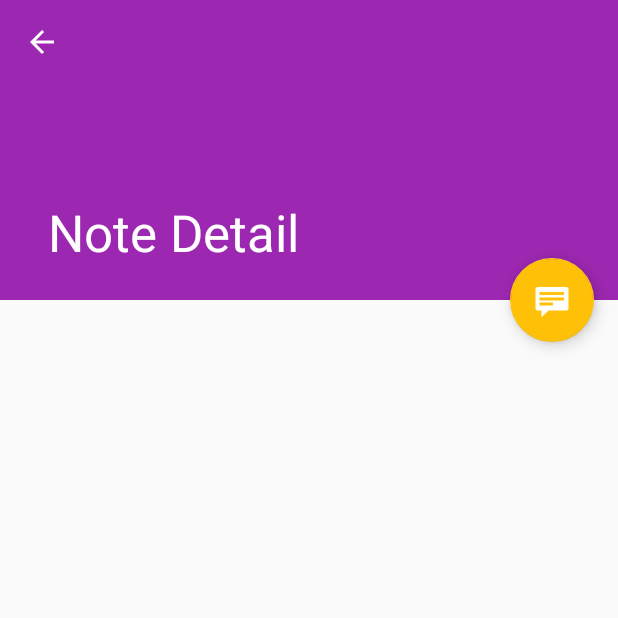
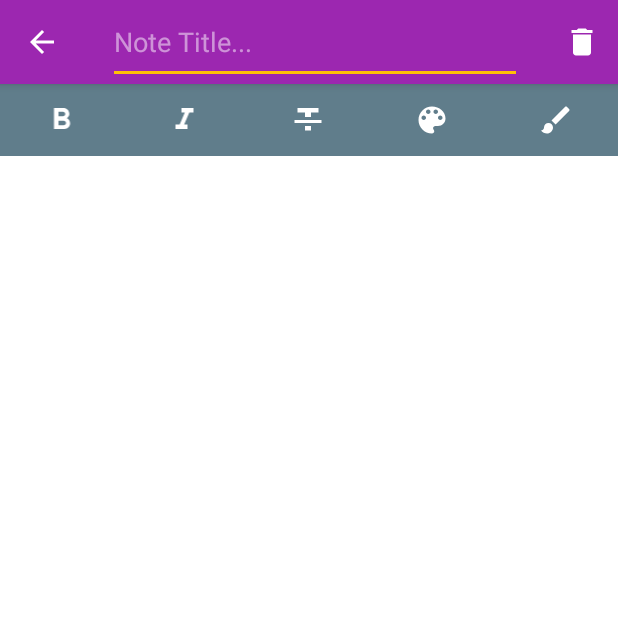
Before and after one commit to hamidrezasahraei/Notella, an Android app: the NoteDetailActivity screen opened directly, with no data from a screen before it, on a phone screen of 412 x 824 dp, the top half of it. Run offline under Robolectric (Android 15) with nearby library versions, the phone set to English and light mode, and no system bars.

Commit message:
- Write Note Layout added (need working yet)

```diff
--- a/app/src/main/java/sahraei/hamidreza/com/notella/Adapter/NoteListAdapter.java
+++ b/app/src/main/java/sahraei/hamidreza/com/notella/Adapter/NoteListAdapter.java
@@ -133,7 +133,7 @@ public class NoteListAdapter extends RecyclerView.Adapter<RecyclerView.ViewHolde
                                     .commit();
                         }else {
                             Intent intent = new Intent(mContext, NoteDetailActivity.class);
-                            intent.putExtra(NoteDetailFragment.ARG_ITEM_ID, noteItemViewHolder.note.getId());
+//                            intent.putExtra(NoteDetailFragment.ARG_ITEM_ID, noteItemViewHolder.note.getId());
 
                             mContext.startActivity(intent);
                         }
--- a/app/src/main/java/sahraei/hamidreza/com/notella/NoteDetailActivity.java
+++ b/app/src/main/java/sahraei/hamidreza/com/notella/NoteDetailActivity.java
@@ -5,6 +5,7 @@ import android.os.Bundle;
 import android.support.design.widget.FloatingActionButton;
 import android.support.design.widget.Snackbar;
 import android.support.v7.widget.Toolbar;
+import android.view.Menu;
 import android.view.View;
 import android.support.v7.app.AppCompatActivity;
 import android.support.v7.app.ActionBar;
@@ -26,14 +27,14 @@ public class NoteDetailActivity extends AppCompatActivity {
         Toolbar toolbar = (Toolbar) findViewById(R.id.detail_toolbar);
         setSupportActionBar(toolbar);
 
-        FloatingActionButton fab = (FloatingActionButton) findViewById(R.id.fab);
-        fab.setOnClickListener(new View.OnClickListener() {
-            @Override
-            public void onClick(View view) {
-                Snackbar.make(view, "Replace with your own detail action", Snackbar.LENGTH_LONG)
-                        .setAction("Action", null).show();
-            }
-        });
+//        FloatingActionButton fab = (FloatingActionButton) findViewById(R.id.fab);
+//        fab.setOnClickListener(new View.OnClickListener() {
+//            @Override
+//            public void onClick(View view) {
+//                Snackbar.make(view, "Replace with your own detail action", Snackbar.LENGTH_LONG)
+//                        .setAction("Action", null).show();
+//            }
+//        });
 
         // Show the Up button in the action bar.
         ActionBar actionBar = getSupportActionBar();
@@ -65,6 +66,16 @@ public class NoteDetailActivity extends AppCompatActivity {
     }
 
     @Override
+    public boolean onCreateOptionsMenu(Menu menu) {
+        getMenuInflater().inflate(R.menu.note_detail_activity_actions, menu);
+
+//        MenuItem searchItem = menu.findItem(R.id.action_search);
+//        SearchView searchView =
+//                (SearchView) MenuItemCompat.getActionView(searchItem);
+        return super.onCreateOptionsMenu(menu);
+    }
+
+    @Override
     public boolean onOptionsItemSelected(MenuItem item) {
         int id = item.getItemId();
         if (id == android.R.id.home) {
--- a/app/src/main/java/sahraei/hamidreza/com/notella/NoteDetailFragment.java
+++ b/app/src/main/java/sahraei/hamidreza/com/notella/NoteDetailFragment.java
@@ -48,10 +48,10 @@ public class NoteDetailFragment extends Fragment {
             //TODO: Load note into this page
 
             Activity activity = this.getActivity();
-            CollapsingToolbarLayout appBarLayout = (CollapsingToolbarLayout) activity.findViewById(R.id.toolbar_layout);
-            if (appBarLayout != null) {
-                appBarLayout.setTitle(mItem.getTitle());
-            }
+//            CollapsingToolbarLayout appBarLayout = (CollapsingToolbarLayout) activity.findViewById(R.id.toolbar_layout);
+//            if (appBarLayout != null) {
+//                appBarLayout.setTitle(mItem.getTitle());
+//            }
         }
     }
 
--- a/app/src/main/java/sahraei/hamidreza/com/notella/NoteListActivity.java
+++ b/app/src/main/java/sahraei/hamidreza/com/notella/NoteListActivity.java
@@ -74,7 +74,7 @@ public class NoteListActivity extends AppCompatActivity implements OpenFolderCal
     }
 
     private void setupRecyclerView(@NonNull RecyclerView recyclerView) {
-        NoteListAdapter noteListAdapter = new NoteListAdapter(getApplicationContext());
+        NoteListAdapter noteListAdapter = new NoteListAdapter(this);
         noteListAdapter.add(new Note("Test1","Salam"));
         noteListAdapter.add(new Note("Test2","Salam"));
         noteListAdapter.add(new Folder("Test3","Salam"));
--- /dev/null
+++ b/app/src/main/res/drawable/ic_brush_white_24dp.xml
@@ -0,0 +1,9 @@
+<vector xmlns:android="http://schemas.android.com/apk/res/android"
+        android:width="24dp"
+        android:height="24dp"
+        android:viewportWidth="24.0"
+        android:viewportHeight="24.0">
+    <path
+        android:fillColor="#FFFFFFFF"
+        android:pathData="M7,14c-1.66,0 -3,1.34 -3,3 0,1.31 -1.16,2 -2,2 0.92,1.22 2.49,2 4,2 2.21,0 4,-1.79 4,-4 0,-1.66 -1.34,-3 -3,-3zM20.71,4.63l-1.34,-1.34c-0.39,-0.39 -1.02,-0.39 -1.41,0L9,12.25 11.75,15l8.96,-8.96c0.39,-0.39 0.39,-1.02 0,-1.41z"/>
+</vector>
--- /dev/null
+++ b/app/src/main/res/drawable/ic_delete_white_24dp.xml
@@ -0,0 +1,9 @@
+<vector xmlns:android="http://schemas.android.com/apk/res/android"
+        android:width="24dp"
+        android:height="24dp"
+        android:viewportWidth="24.0"
+        android:viewportHeight="24.0">
+    <path
+        android:fillColor="#FFFFFFFF"
+        android:pathData="M6,19c0,1.1 0.9,2 2,2h8c1.1,0 2,-0.9 2,-2V7H6v12zM19,4h-3.5l-1,-1h-5l-1,1H5v2h14V4z"/>
+</vector>
--- /dev/null
+++ b/app/src/main/res/drawable/ic_edit_white_24dp.xml
@@ -0,0 +1,9 @@
+<vector xmlns:android="http://schemas.android.com/apk/res/android"
+        android:width="24dp"
+        android:height="24dp"
+        android:viewportWidth="24.0"
+        android:viewportHeight="24.0">
+    <path
+        android:fillColor="#FFFFFFFF"
+        android:pathData="M3,17.25V21h3.75L17.81,9.94l-3.75,-3.75L3,17.25zM20.71,7.04c0.39,-0.39 0.39,-1.02 0,-1.41l-2.34,-2.34c-0.39,-0.39 -1.02,-0.39 -1.41,0l-1.83,1.83 3.75,3.75 1.83,-1.83z"/>
+</vector>
--- /dev/null
+++ b/app/src/main/res/drawable/ic_format_bold_white_24dp.xml
@@ -0,0 +1,9 @@
+<vector xmlns:android="http://schemas.android.com/apk/res/android"
+        android:width="24dp"
+        android:height="24dp"
+        android:viewportWidth="24.0"
+        android:viewportHeight="24.0">
+    <path
+        android:fillColor="#FFFFFFFF"
+        android:pathData="M15.6,10.79c0.97,-0.67 1.65,-1.77 1.65,-2.79 0,-2.26 -1.75,-4 -4,-4L7,4v14h7.04c2.09,0 3.71,-1.7 3.71,-3.79 0,-1.52 -0.86,-2.82 -2.15,-3.42zM10,6.5h3c0.83,0 1.5,0.67 1.5,1.5s-0.67,1.5 -1.5,1.5h-3v-3zM13.5,15.5L10,15.5v-3h3.5c0.83,0 1.5,0.67 1.5,1.5s-0.67,1.5 -1.5,1.5z"/>
+</vector>
--- /dev/null
+++ b/app/src/main/res/drawable/ic_format_italic_white_24dp.xml
@@ -0,0 +1,9 @@
+<vector xmlns:android="http://schemas.android.com/apk/res/android"
+        android:width="24dp"
+        android:height="24dp"
+        android:viewportWidth="24.0"
+        android:viewportHeight="24.0">
+    <path
+        android:fillColor="#FFFFFFFF"
+        android:pathData="M10,4v3h2.21l-3.42,8H6v3h8v-3h-2.21l3.42,-8H18V4z"/>
+</vector>
--- /dev/null
+++ b/app/src/main/res/drawable/ic_format_strikethrough_white_24dp.xml
@@ -0,0 +1,9 @@
+<vector xmlns:android="http://schemas.android.com/apk/res/android"
+        android:width="24dp"
+        android:height="24dp"
+        android:viewportWidth="24.0"
+        android:viewportHeight="24.0">
+    <path
+        android:fillColor="#FFFFFFFF"
+        android:pathData="M10,19h4v-3h-4v3zM5,4v3h5v3h4V7h5V4H5zM3,14h18v-2H3v2z"/>
+</vector>
--- /dev/null
+++ b/app/src/main/res/drawable/ic_palette_white_24dp.xml
@@ -0,0 +1,9 @@
+<vector xmlns:android="http://schemas.android.com/apk/res/android"
+        android:width="24dp"
+        android:height="24dp"
+        android:viewportWidth="24.0"
+        android:viewportHeight="24.0">
+    <path
+        android:fillColor="#FFFFFFFF"
+        android:pathData="M12,3c-4.97,0 -9,4.03 -9,9s4.03,9 9,9c0.83,0 1.5,-0.67 1.5,-1.5 0,-0.39 -0.15,-0.74 -0.39,-1.01 -0.23,-0.26 -0.38,-0.61 -0.38,-0.99 0,-0.83 0.67,-1.5 1.5,-1.5L16,16c2.76,0 5,-2.24 5,-5 0,-4.42 -4.03,-8 -9,-8zM6.5,12c-0.83,0 -1.5,-0.67 -1.5,-1.5S5.67,9 6.5,9 8,9.67 8,10.5 7.33,12 6.5,12zM9.5,8C8.67,8 8,7.33 8,6.5S8.67,5 9.5,5s1.5,0.67 1.5,1.5S10.33,8 9.5,8zM14.5,8c-0.83,0 -1.5,-0.67 -1.5,-1.5S13.67,5 14.5,5s1.5,0.67 1.5,1.5S15.33,8 14.5,8zM17.5,12c-0.83,0 -1.5,-0.67 -1.5,-1.5S16.67,9 17.5,9s1.5,0.67 1.5,1.5 -0.67,1.5 -1.5,1.5z"/>
+</vector>
--- a/app/src/main/res/layout/activity_note_detail.xml
+++ b/app/src/main/res/layout/activity_note_detail.xml
@@ -1,53 +1,50 @@
-<android.support.design.widget.CoordinatorLayout xmlns:android="http://schemas.android.com/apk/res/android"
+<?xml version="1.0" encoding="utf-8"?>
+<RelativeLayout xmlns:android="http://schemas.android.com/apk/res/android"
     xmlns:app="http://schemas.android.com/apk/res-auto"
     xmlns:tools="http://schemas.android.com/tools"
     android:layout_width="match_parent"
     android:layout_height="match_parent"
     android:fitsSystemWindows="true"
-    tools:context="sahraei.hamidreza.com.notella.NoteDetailActivity"
-    tools:ignore="MergeRootFrame">
+    android:theme="@style/AppTheme.NoActionBar"
+    tools:context="sahraei.hamidreza.com.notella.NoteDetailActivity">
 
     <android.support.design.widget.AppBarLayout
         android:id="@+id/app_bar"
         android:layout_width="match_parent"
-        android:layout_height="@dimen/app_bar_height"
-        android:fitsSystemWindows="true"
-        android:theme="@style/ThemeOverlay.AppCompat.Dark.ActionBar">
+        android:layout_height="wrap_content"
+        android:theme="@style/AppTheme.AppBarOverlay">
 
-        <android.support.design.widget.CollapsingToolbarLayout
-            android:id="@+id/toolbar_layout"
+        <android.support.v7.widget.Toolbar
+            android:id="@+id/detail_toolbar"
             android:layout_width="match_parent"
-            android:layout_height="match_parent"
-            android:fitsSystemWindows="true"
-            app:contentScrim="?attr/colorPrimary"
-            app:layout_scrollFlags="scroll|exitUntilCollapsed"
-            app:toolbarId="@+id/toolbar">
+            android:layout_height="?attr/actionBarSize"
+            >
+            <EditText
+                android:layout_width="match_parent"
+                android:layout_height="match_parent"
+                android:id="@+id/myEditText"
+                android:hint="Note Title..."
+                android:inputType="text"
+                android:textIsSelectable="false"
+                android:maxLength="100"
+                android:layout_marginEnd="16dp"
+                android:layout_marginRight="16dp"
+                android:layout_marginStart="16dp"
+                android:layout_marginLeft="16dp"
+                />
 
-            <android.support.v7.widget.Toolbar
-                android:id="@+id/detail_toolbar"
-                android:layout_width="match_parent"
-                android:layout_height="?attr/actionBarSize"
-                app:layout_collapseMode="pin"
-                app:popupTheme="@style/ThemeOverlay.AppCompat.Light" />
+        </android.support.v7.widget.Toolbar>
 
-        </android.support.design.widget.CollapsingToolbarLayout>
+
 
     </android.support.design.widget.AppBarLayout>
 
-    <android.support.v4.widget.NestedScrollView
+    <FrameLayout
         android:id="@+id/note_detail_container"
         android:layout_width="match_parent"
         android:layout_height="match_parent"
-        app:layout_behavior="@string/appbar_scrolling_view_behavior" />
+        android:layout_below="@id/app_bar"
+        />
 
-    <android.support.design.widget.FloatingActionButton
-        android:id="@+id/fab"
-        android:layout_width="wrap_content"
-        android:layout_height="wrap_content"
-        android:layout_gravity="center_vertical|start"
-        android:layout_margin="@dimen/fab_margin"
-        app:layout_anchor="@+id/note_detail_container"
-        app:layout_anchorGravity="top|end"
-        app:srcCompat="@android:drawable/stat_notify_chat" />
 
-</android.support.design.widget.CoordinatorLayout>
+</RelativeLayout>
--- a/app/src/main/res/layout/activity_note_list.xml
+++ b/app/src/main/res/layout/activity_note_list.xml
@@ -17,7 +17,7 @@
             android:id="@+id/toolbar"
             android:layout_width="match_parent"
             android:layout_height="?attr/actionBarSize"
-            app:popupTheme="@style/AppTheme.PopupOverlay" />
+            app:popupTheme="@style/AppTheme.AppBarOverlay" />
 
     </android.support.design.widget.AppBarLayout>
 
--- a/app/src/main/res/layout/note_detail.xml
+++ b/app/src/main/res/layout/note_detail.xml
@@ -1,9 +1,63 @@
-<TextView xmlns:android="http://schemas.android.com/apk/res/android"
+<?xml version="1.0" encoding="utf-8"?>
+<RelativeLayout xmlns:android="http://schemas.android.com/apk/res/android"
+    xmlns:app="http://schemas.android.com/apk/res-auto"
     xmlns:tools="http://schemas.android.com/tools"
-    android:id="@+id/note_detail"
-    style="?android:attr/textAppearanceLarge"
     android:layout_width="match_parent"
     android:layout_height="match_parent"
-    android:padding="16dp"
-    android:textIsSelectable="true"
-    tools:context="sahraei.hamidreza.com.notella.NoteDetailFragment" />
+    android:fitsSystemWindows="true"
+    android:theme="@style/AppTheme.NoActionBar"
+    tools:context="sahraei.hamidreza.com.notella.NoteDetailActivity">
+
+    <LinearLayout
+        android:id="@+id/note_formatter_container"
+        android:layout_width="match_parent"
+        android:layout_height="48dp"
+        android:background="#607D8B"
+        android:orientation="horizontal"
+        android:gravity="center_vertical"
+        >
+        <ImageView
+            android:layout_width="0dp"
+            android:layout_height="24dp"
+            android:layout_weight="1"
+            app:srcCompat="@drawable/ic_format_bold_white_24dp"
+            />
+        <ImageView
+            android:layout_width="0dp"
+            android:layout_height="24dp"
+            android:layout_weight="1"
+            app:srcCompat="@drawable/ic_format_italic_white_24dp"
+            />
+        <ImageView
+            android:layout_width="0dp"
+            android:layout_height="24dp"
+            android:layout_weight="1"
+            app:srcCompat="@drawable/ic_format_strikethrough_white_24dp"
+            />
+        <ImageView
+            android:layout_width="0dp"
+            android:layout_height="24dp"
+            android:layout_weight="1"
+            app:srcCompat="@drawable/ic_palette_white_24dp"
+            />
+        <ImageView
+            android:layout_width="0dp"
+            android:layout_height="24dp"
+            android:layout_weight="1"
+            app:srcCompat="@drawable/ic_brush_white_24dp"
+            />
+    </LinearLayout>
+
+    <EditText
+        android:id="@+id/note_detail"
+        android:layout_below="@id/note_formatter_container"
+        style="?android:attr/textAppearanceLarge"
+        android:layout_width="match_parent"
+        android:layout_height="match_parent"
+        android:background="@android:color/white"
+        android:gravity="top"
+        android:inputType="textMultiLine"
+        android:padding="16dp"
+        tools:context="sahraei.hamidreza.com.notella.NoteDetailFragment" />
+
+</RelativeLayout>
--- /dev/null
+++ b/app/src/main/res/menu/note_detail_activity_actions.xml
@@ -0,0 +1,9 @@
+<?xml version="1.0" encoding="utf-8"?>
+<menu xmlns:android="http://schemas.android.com/apk/res/android"
+    xmlns:app="http://schemas.android.com/apk/res-auto">
+    <item android:id="@+id/action_delete"
+        android:title="Delete"
+        android:icon="@drawable/ic_delete_white_24dp"
+        app:showAsAction="ifRoom"
+        />
+</menu>
--- a/app/src/main/res/values-v21/styles.xml
+++ b/app/src/main/res/values-v21/styles.xml
@@ -3,7 +3,7 @@
     <style name="AppTheme.NoActionBar">
         <item name="windowActionBar">false</item>
         <item name="windowNoTitle">true</item>
+        <item name="windowActionModeOverlay">true</item>
         <item name="android:windowDrawsSystemBarBackgrounds">true</item>
-        <item name="android:statusBarColor">@android:color/transparent</item>
     </style>
 </resources>
--- a/app/src/main/res/values/styles.xml
+++ b/app/src/main/res/values/styles.xml
@@ -1,11 +1,12 @@
 <resources>
 
     <!-- Base application theme. -->
-    <style name="AppTheme" parent="Theme.AppCompat.Light.DarkActionBar">
+    <style name="AppTheme" parent="Theme.AppCompat.Light.NoActionBar">
         <!-- Customize your theme here. -->
         <item name="colorPrimary">@color/colorPrimary</item>
         <item name="colorPrimaryDark">@color/colorPrimaryDark</item>
         <item name="colorAccent">@color/colorAccent</item>
+        <item name="windowActionModeOverlay">true</item>
     </style>
 
     <style name="AppTheme.NoActionBar">
```
